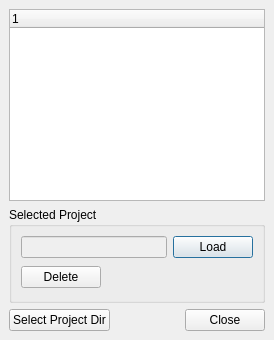
Old version of the form src/traverso/ui/OpenProjectDialog.ui in the repository ErwanLegrand/Traverso-DAW.
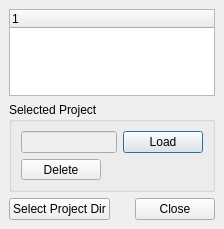
New version of the form.

What changed in the file:
```diff
--- a/src/traverso/ui/OpenProjectDialog.ui
+++ b/src/traverso/ui/OpenProjectDialog.ui
@@ -1,6 +1,14 @@
 <ui version="4.0" >
  <class>OpenProjectDialog</class>
  <widget class="QDialog" name="OpenProjectDialog" >
+  <property name="geometry" >
+   <rect>
+    <x>0</x>
+    <y>0</y>
+    <width>224</width>
+    <height>229</height>
+   </rect>
+  </property>
   <property name="windowTitle" >
    <string>Open Project</string>
   </property>
```
Left out of the diff: 40 changed lines with no effect on the pictures.
